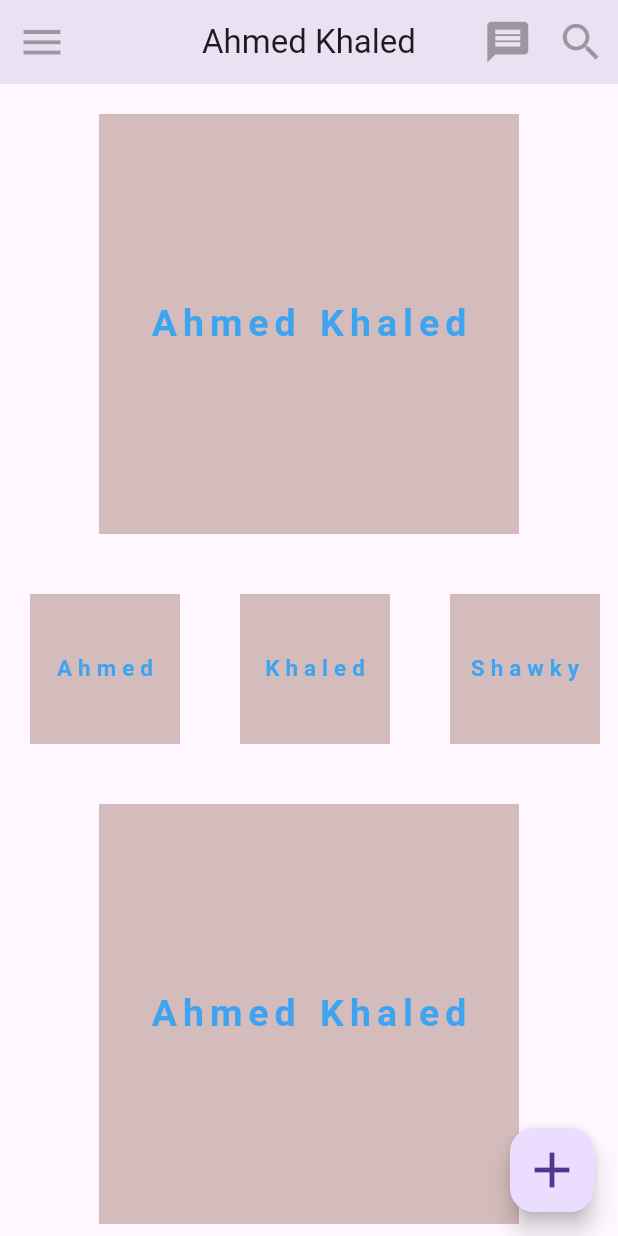
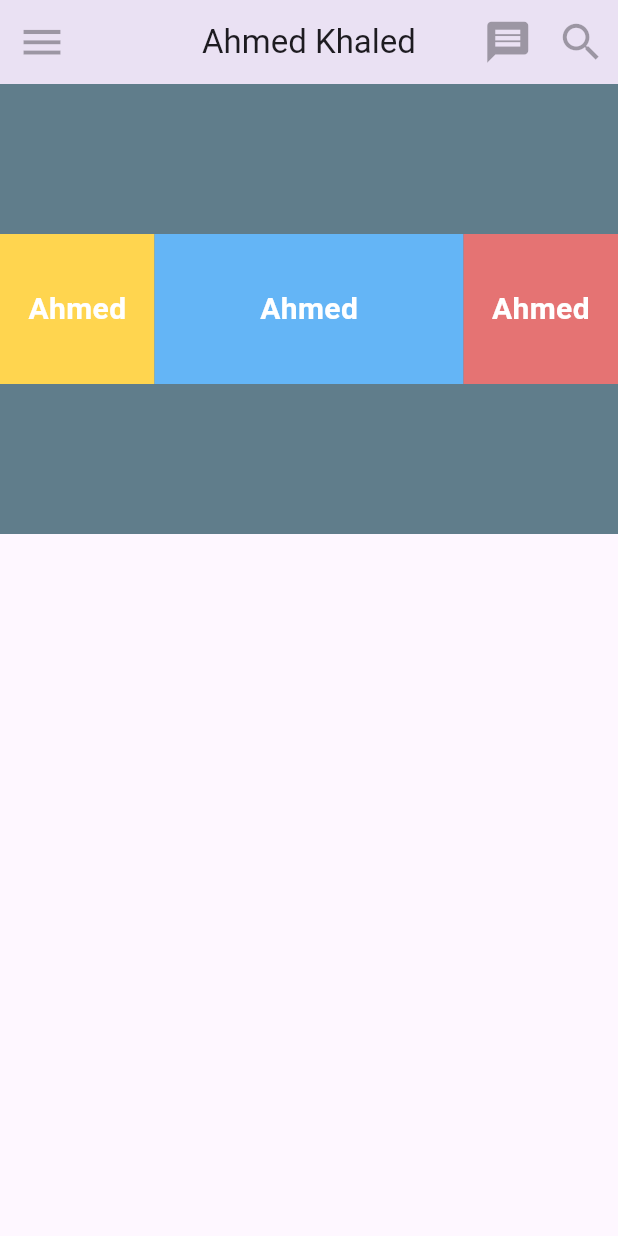
Before and after one commit to Ahmedkhsk/Flutter, a Flutter app: the screen it shows after launch, on a phone screen of 412 x 824 dp. Run offline on Flutter 3.47's test engine with Material 3 defaults, Android fonts, the phone set to English and light mode, and no system bars; Roboto replaces fonts that are missing (Cairo).

Commit message:
Expanded

```diff
--- a/lib/main.dart
+++ b/lib/main.dart
@@ -37,222 +37,64 @@ class MyProject extends StatelessWidget {
         ],
       ),
 
-      floatingActionButton: FloatingActionButton(
-        onPressed: () {},
-        //backgroundColor: const Color.fromARGB(255, 63, 164, 240),
-        child: const Icon(Icons.add, size: 40),
-      ),
+      body: Container(
 
-      body: SingleChildScrollView(
-        child: Column(
+        color: Colors.blueGrey,
+        width: double.infinity,
+        height: 300,
+        child: Row(
           children: [
-
-            Container(
-              margin: const EdgeInsets.only(
-                top: 20,
-                bottom: 20,
-                left: 20,
-                right: 20,
-              ),
-              height: 280,
-              width: 280,
+            Expanded(
+              flex: 1,
+              child: Container(
                 alignment: Alignment.center,
-              decoration: BoxDecoration(
-                shape: BoxShape.rectangle,
-                color: const Color.fromARGB(255, 212, 188, 188),
-              ),
-              child: const Text(
-                "Ahmed Khaled",
+                color: Colors.amber[300],
+                width: 122,
+                height: 100,
+                child: Text(
+                  "Ahmed",
                   style: TextStyle(
-                  fontSize: 25,
-                  color: Color.fromARGB(255, 63, 164, 240),
+                    fontSize: 20,
+                    color: Colors.white,
                     fontWeight: FontWeight.bold,
-                  fontFamily: "Cairo",
-                  letterSpacing: 4,
-                  wordSpacing: 2,
-                  height: 1.5,
                   ),
                 ),
               ),
-
-            SingleChildScrollView(
-              scrollDirection: Axis.horizontal,
-              child: Row(
-                mainAxisAlignment: MainAxisAlignment.center,
-                children: [
-
-                  Container(
-                    margin: const EdgeInsets.only(
-                      top: 20,
-                      bottom: 20,
-                      left: 20,
-                      right: 20,
             ),
+            Expanded(
+              flex: 2,
+              child: Container(
+                alignment: Alignment.center,
+                color: Colors.blue[300],
+                width: 122,
                 height: 100,
-                    width: 100,
-                    alignment: Alignment.center,
-                    decoration: BoxDecoration(
-                      shape: BoxShape.rectangle,
-                      color: const Color.fromARGB(255, 212, 188, 188),
-                    ),
-                    child: const Text(
+                child: Text(
                   "Ahmed",
                   style: TextStyle(
-                        fontSize: 15,
-                        color: Color.fromARGB(255, 63, 164, 240),
+                    fontSize: 20,
+                    color: Colors.white,
                     fontWeight: FontWeight.bold,
-                        fontFamily: "Cairo",
-                        letterSpacing: 4,
-                        wordSpacing: 2,
-                        height: 1.5,
                   ),
                 ),
               ),
-
-                  Container(
-                    margin: const EdgeInsets.only(
-                      top: 20,
-                      bottom: 20,
-                      left: 20,
-                      right: 20,
             ),
+            Expanded(
+              flex: 1,
+              child: Container(
+                alignment: Alignment.center,
+                color: Colors.red[300],
+                width: 122,
                 height: 100,
-                    width: 100,
-                    alignment: Alignment.center,
-                    decoration: BoxDecoration(
-                      shape: BoxShape.rectangle,
-                      color: const Color.fromARGB(255, 212, 188, 188),
-                    ),
-                    child: const Text(
-                      "Khaled",
+                child: Text(
+                  "Ahmed",
                   style: TextStyle(
-                        fontSize: 15,
-                        color: Color.fromARGB(255, 63, 164, 240),
+                    fontSize: 20,
+                    color: Colors.white,
                     fontWeight: FontWeight.bold,
-                        fontFamily: "Cairo",
-                        letterSpacing: 4,
-                        wordSpacing: 2,
-                        height: 1.5,
                   ),
                 ),
               ),
-
-                  Container(
-                    margin: const EdgeInsets.only(
-                      top: 20,
-                      bottom: 20,
-                      left: 20,
-                      right: 20,
             ),
-                    height: 100,
-                    width: 100,
-                    alignment: Alignment.center,
-                    decoration: BoxDecoration(
-                      shape: BoxShape.rectangle,
-                      color: const Color.fromARGB(255, 212, 188, 188),
-                    ),
-                    child: const Text(
-                      "Shawky",
-                      style: TextStyle(
-                        fontSize: 15,
-                        color: Color.fromARGB(255, 63, 164, 240),
-                        fontWeight: FontWeight.bold,
-                        fontFamily: "Cairo",
-                        letterSpacing: 4,
-                        wordSpacing: 2,
-                        height: 1.5,
-                      ),
-                    ),
-                  ),
-
-                  Container(
-                    margin: const EdgeInsets.only(
-                      top: 20,
-                      bottom: 20,
-                      left: 20,
-                      right: 20,
-                    ),
-                    height: 100,
-                    width: 100,
-                    alignment: Alignment.center,
-                    decoration: BoxDecoration(
-                      shape: BoxShape.rectangle,
-                      color: const Color.fromARGB(255, 212, 188, 188),
-                    ),
-                    child: const Text(
-                      "Hassan",
-                      style: TextStyle(
-                        fontSize: 15,
-                        color: Color.fromARGB(255, 63, 164, 240),
-                        fontWeight: FontWeight.bold,
-                        fontFamily: "Cairo",
-                        letterSpacing: 4,
-                        wordSpacing: 2,
-                        height: 1.5,
-                      ),
-                    ),
-                  ),
-
-                ],
-              ),
-            ),
-
-            Container(
-              margin: const EdgeInsets.only(
-                top: 20,
-                bottom: 20,
-                left: 20,
-                right: 20,
-              ),
-              height: 280,
-              width: 280,
-              alignment: Alignment.center,
-              decoration: BoxDecoration(
-                shape: BoxShape.rectangle,
-                color: const Color.fromARGB(255, 212, 188, 188),
-              ),
-              child: const Text(
-                "Ahmed Khaled",
-                style: TextStyle(
-                  fontSize: 25,
-                  color: Color.fromARGB(255, 63, 164, 240),
-                  fontWeight: FontWeight.bold,
-                  fontFamily: "Cairo",
-                  letterSpacing: 4,
-                  wordSpacing: 2,
-                  height: 1.5,
-                ),
-              ),
-            ),
-
-            Container(
-              margin: const EdgeInsets.only(
-                top: 20,
-                bottom: 20,
-                left: 20,
-                right: 20,
-              ),
-              height: 280,
-              width: 280,
-              alignment: Alignment.center,
-              decoration: BoxDecoration(
-                shape: BoxShape.rectangle,
-                color: const Color.fromARGB(255, 212, 188, 188),
-              ),
-              child: const Text(
-                "Ahmed Khaled",
-                style: TextStyle(
-                  fontSize: 25,
-                  color: Color.fromARGB(255, 63, 164, 240),
-                  fontWeight: FontWeight.bold,
-                  fontFamily: "Cairo",
-                  letterSpacing: 4,
-                  wordSpacing: 2,
-                  height: 1.5,
-                ),
-              ),
-            ),
-
           ],
         ),
       ),
```
Lines whose indentation alone changed are shown as unchanged.
